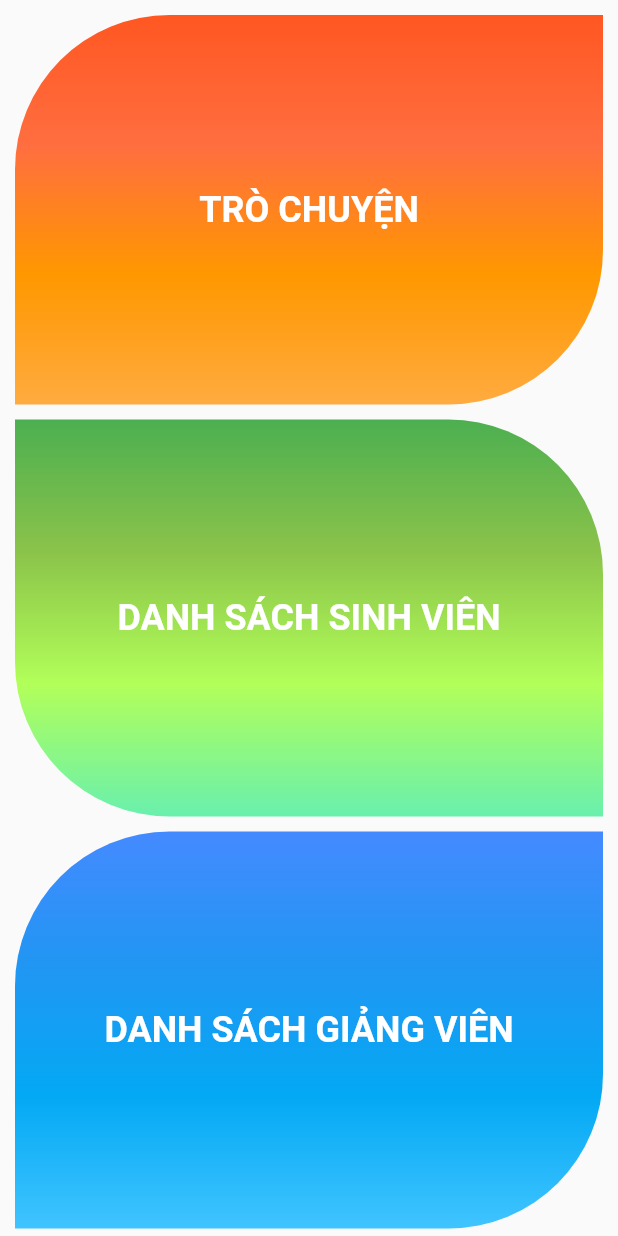
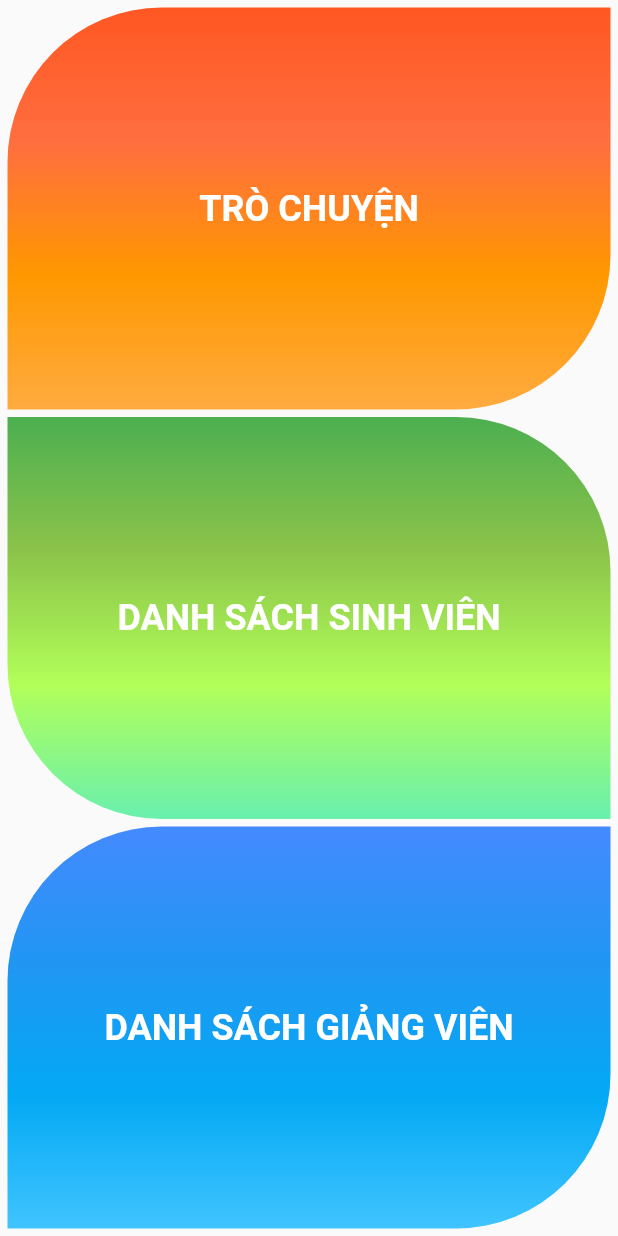
Before and after one commit to tonbach18598/Flutter-PCDashboard, a Flutter app: the ContactScreen widget shown alone on an empty page, opened directly, on a phone screen of 412 x 824 dp. Run offline on Flutter 3.47's test engine with Material 2 defaults, Android fonts, the phone set to English and light mode, and no system bars; drawn by our look-alikes of oktoast; our stand-ins replace after_layout, bloc, cached_network_image, dio, equatable, flutter_bloc and 6 more; missing offline and left inert: adhara_socket_io, easy_web_view, lazy_load_refresh_indicator; accounts and stored records are empty; network calls fail.

Commit message:
fix contact, study UI

```diff
--- a/lib/screens/contact_screen.dart
+++ b/lib/screens/contact_screen.dart
@@ -11,12 +11,12 @@ class ContactScreen extends StatefulWidget {
 class _ContactScreenState extends State<ContactScreen> {
   @override
   Widget build(BuildContext context) {
-    return Column(
+    return Padding(
+      padding: const EdgeInsets.all(5),
+      child: Column(
         children: <Widget>[
           Expanded(
             flex: 1,
-          child: Padding(
-            padding: const EdgeInsets.fromLTRB(10, 10, 10, 5),
             child: InkWell(
                 borderRadius: BorderRadius.only(
                     topLeft:
@@ -55,11 +55,9 @@ class _ContactScreenState extends State<ContactScreen> {
                 },
               ),
             ),
-        ),
+          SizedBox(height: 5,),
           Expanded(
             flex: 1,
-          child: Padding(
-            padding: const EdgeInsets.fromLTRB(10, 5, 10, 5),
             child: InkWell(
                 borderRadius: BorderRadius.only(
                     topRight:
@@ -98,11 +96,9 @@ class _ContactScreenState extends State<ContactScreen> {
                 },
               ),
             ),
-        ),
+          SizedBox(height: 5,),
           Expanded(
             flex: 1,
-          child: Padding(
-            padding: const EdgeInsets.fromLTRB(10, 5, 10, 5),
             child: InkWell(
                 borderRadius: BorderRadius.only(
                     topLeft:
@@ -141,8 +137,8 @@ class _ContactScreenState extends State<ContactScreen> {
                 },
               ),
             ),
+        ],
       ),
-      ],
     );
   }
 }
```
Also changed, not shown: lib/screens/study_screen.dart (+5 -7 lines). Lines whose indentation alone changed are shown as unchanged.
